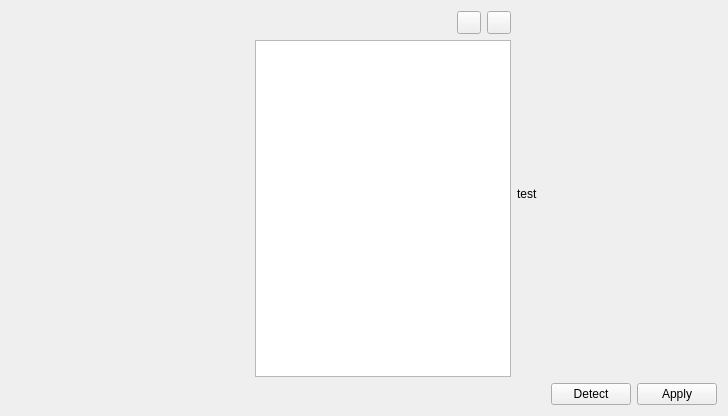
First picture: the form in qrchoice/qrcodes/reader/ui_qrcdetectwidget.ui, repository hl037/QRChoice, before the edit.
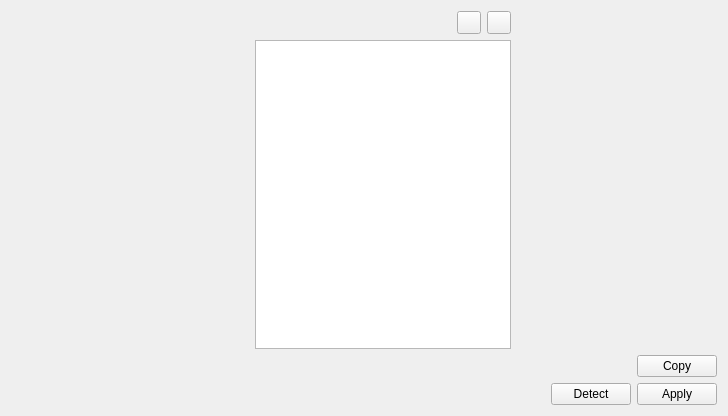
Second picture: the form after the edit. Icons and pictures are not drawn.

Commit message: ++ Im-enhancer; O filter; f qrc-reader

The edit to the form file:
```diff
--- a/qrchoice/qrcodes/reader/ui_qrcdetectwidget.ui
+++ b/qrchoice/qrcodes/reader/ui_qrcdetectwidget.ui
@@ -100,7 +100,7 @@
           </size>
          </property>
          <property name="text">
-          <string>test</string>
+          <string/>
          </property>
         </widget>
        </item>
@@ -108,6 +108,33 @@
      </item>
     </layout>
    </item>
+   <item>
+    <layout class="QHBoxLayout" name="horizontalLayout_4">
+     <item>
+      <widget class="QLabel" name="filterArgs">
+       <property name="text">
+        <string/>
+       </property>
+       <property name="textInteractionFlags">
+        <set>Qt::LinksAccessibleByMouse|Qt::TextSelectableByMouse</set>
+       </property>
+      </widget>
+     </item>
+     <item>
+      <widget class="QPushButton" name="copyArgs">
+       <property name="sizePolicy">
+        <sizepolicy hsizetype="Maximum" vsizetype="Fixed">
+         <horstretch>0</horstretch>
+         <verstretch>0</verstretch>
+        </sizepolicy>
+       </property>
+       <property name="text">
+        <string>Copy</string>
+       </property>
+      </widget>
+     </item>
+    </layout>
+   </item>
    <item>
     <layout class="QHBoxLayout" name="horizontalLayout_2">
      <property name="sizeConstraint">
```
Left out of the diff: 12 changed lines with no effect on the pictures. The commit also changes 8 other files.
